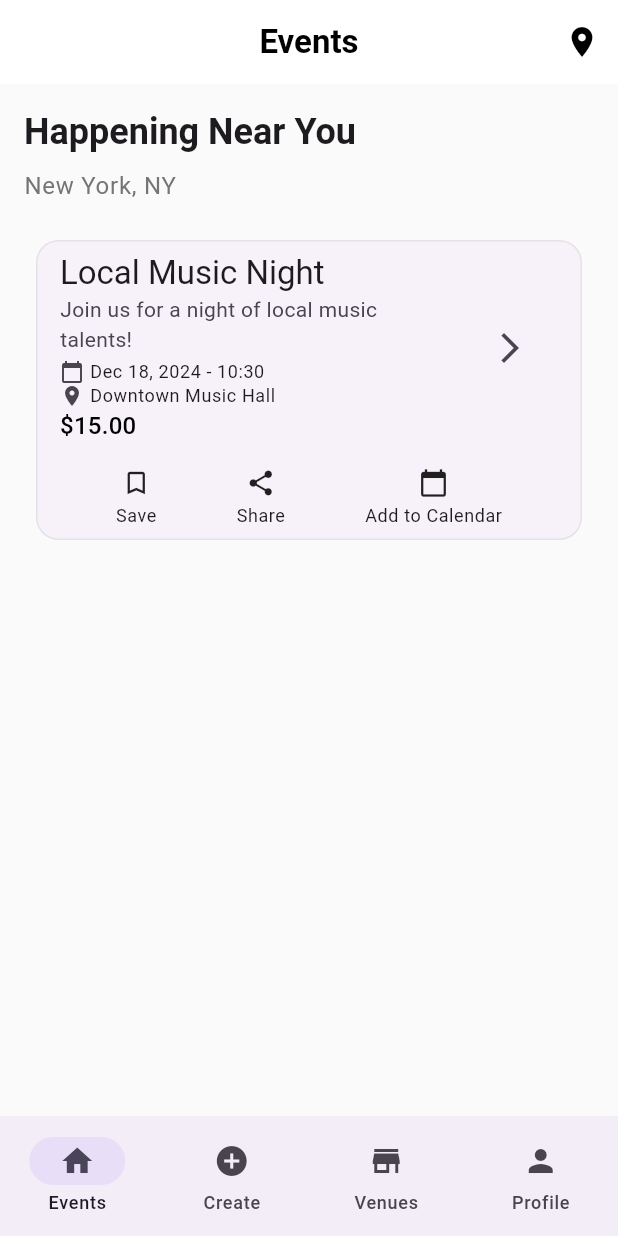
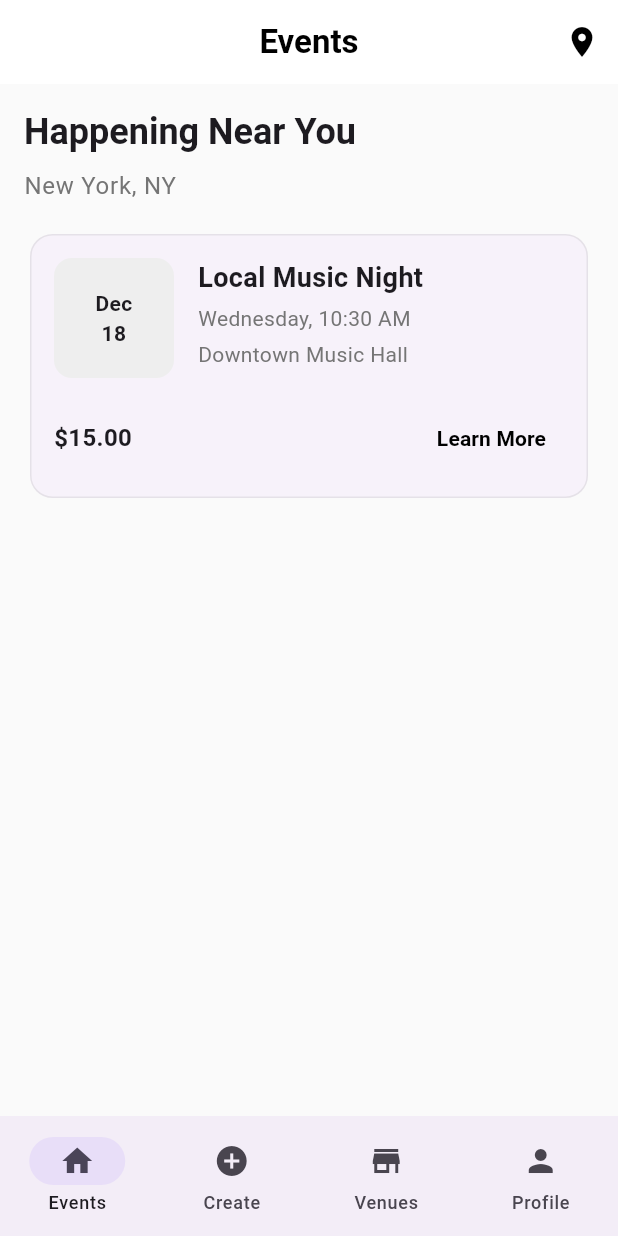
Before and after one commit to rishabhrajphx/hyperlocal_socialization_app-flutter, a Flutter app: the screen it shows after launch, on a phone screen of 412 x 824 dp. Run offline on Flutter 3.47's test engine with Material 3 defaults, Android fonts, the phone set to English and light mode, and no system bars.

Commit message:
frontend changes

```diff
--- a/lib/widgets/event_card.dart
+++ b/lib/widgets/event_card.dart
@@ -18,91 +18,95 @@ class EventCard extends StatelessWidget {
 
   @override
   Widget build(BuildContext context) {
-    return Card(
-      margin: const EdgeInsets.all(8.0),
+    return Container(
+      margin: const EdgeInsets.only(bottom: 16.0),
+      child: Card(
         child: InkWell(
           onTap: () => _navigateToEventDetails(context),
+          child: Padding(
+            padding: const EdgeInsets.all(16.0),
             child: Column(
+              crossAxisAlignment: CrossAxisAlignment.start,
               children: [
-            ListTile(
-              title: Text(
-                event.title,
-                style: Theme.of(context).textTheme.titleLarge,
+                Row(
+                  crossAxisAlignment: CrossAxisAlignment.start,
+                  children: [
+                    Container(
+                      width: 80,
+                      height: 80,
+                      decoration: BoxDecoration(
+                        color: Colors.grey[200],
+                        borderRadius: BorderRadius.circular(12),
                       ),
-              subtitle: Column(
+                      child: Center(
+                        child: Text(
+                          DateFormat('MMM\ndd').format(event.dateTime),
+                          textAlign: TextAlign.center,
+                          style: const TextStyle(
+                            fontWeight: FontWeight.bold,
+                          ),
+                        ),
+                      ),
+                    ),
+                    const SizedBox(width: 16),
+                    Expanded(
+                      child: Column(
                         crossAxisAlignment: CrossAxisAlignment.start,
                         children: [
                           Text(
-                    event.description,
-                    maxLines: 2,
-                    overflow: TextOverflow.ellipsis,
+                            event.title,
+                            style: const TextStyle(
+                              fontSize: 18,
+                              fontWeight: FontWeight.bold,
+                            ),
                           ),
                           const SizedBox(height: 4),
-                  Row(
-                    children: [
-                      const Icon(Icons.calendar_today, size: 16),
-                      const SizedBox(width: 4),
                           Text(
-                        DateFormat('MMM dd, yyyy - HH:mm').format(event.dateTime),
-                        style: Theme.of(context).textTheme.bodySmall,
+                            DateFormat('EEEE, h:mm a').format(event.dateTime),
+                            style: TextStyle(
+                              color: Colors.grey[600],
+                              fontSize: 14,
+                            ),
+                          ),
+                          const SizedBox(height: 4),
+                          Text(
+                            event.location,
+                            style: TextStyle(
+                              color: Colors.grey[600],
+                              fontSize: 14,
+                            ),
                           ),
                         ],
                       ),
-                  Row(
-                    children: [
-                      const Icon(Icons.location_on, size: 16),
-                      const SizedBox(width: 4),
-                      Text(
-                        event.location,
-                        style: Theme.of(context).textTheme.bodySmall,
                     ),
                   ],
                 ),
+                const SizedBox(height: 16),
                 Row(
                   mainAxisAlignment: MainAxisAlignment.spaceBetween,
                   children: [
                     Text(
                       '\$${event.price.toStringAsFixed(2)}',
-                        style: Theme.of(context).textTheme.titleMedium?.copyWith(
-                          color: Theme.of(context).primaryColor,
+                      style: const TextStyle(
+                        fontWeight: FontWeight.bold,
+                        fontSize: 16,
+                      ),
+                    ),
+                    TextButton(
+                      onPressed: () => _navigateToEventDetails(context),
+                      child: const Text(
+                        'Learn More',
+                        style: TextStyle(
+                          color: Colors.black,
+                          fontWeight: FontWeight.bold,
+                        ),
                       ),
                     ),
                   ],
                 ),
               ],
             ),
-              trailing: IconButton(
-                icon: const Icon(Icons.arrow_forward_ios),
-                onPressed: () => _navigateToEventDetails(context),
           ),
-            ),
-            Padding(
-              padding: const EdgeInsets.all(8.0),
-              child: Row(
-                mainAxisAlignment: MainAxisAlignment.spaceEvenly,
-                children: [
-                  _QuickActionButton(
-                    icon: Icons.bookmark_border,
-                    label: 'Save',
-                    onPressed: () {
-                    },
-                  ),
-                  _QuickActionButton(
-                    icon: Icons.share,
-                    label: 'Share',
-                    onPressed: () {
-                    },
-                  ),
-                  _QuickActionButton(
-                    icon: Icons.calendar_today,
-                    label: 'Add to Calendar',
-                    onPressed: () {
-                    },
-                  ),
-                ],
-              ),
-            ),
-          ],
         ),
       ),
     );
```
Lines whose indentation alone changed are shown as unchanged.
